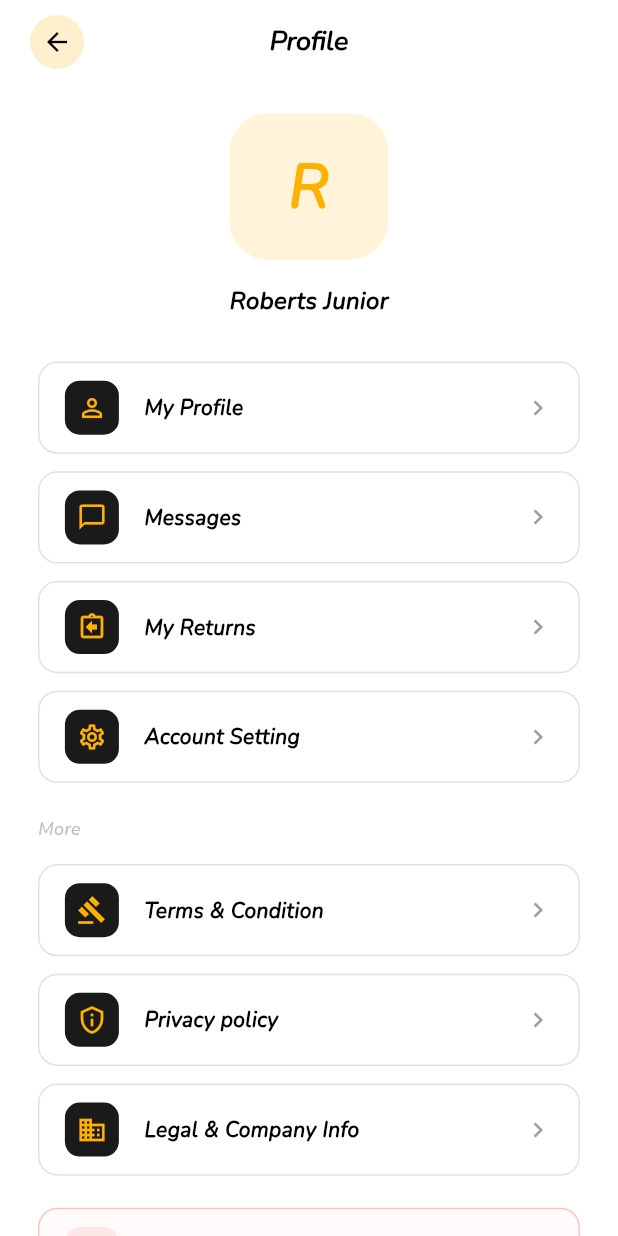
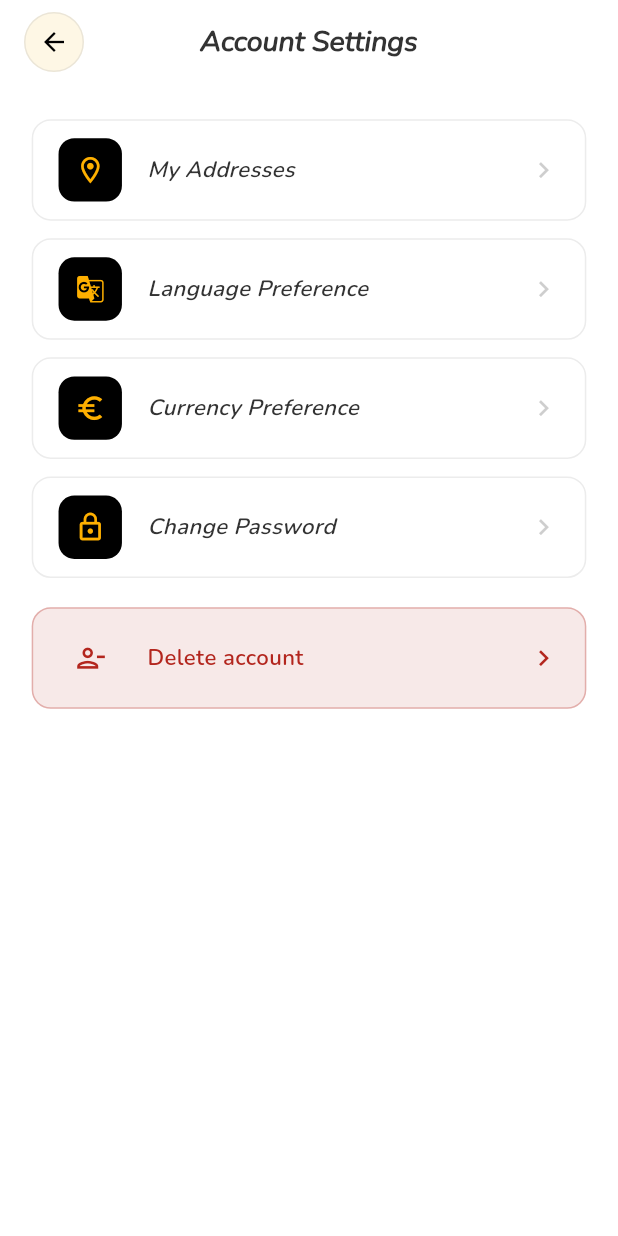
Before and after one commit to learnwithmotaleb/bestkits, a Flutter app: the ProfileScreen screen opened directly, after a tap on "Account Setting", on a phone screen of 412 x 824 dp. Run offline on Flutter 3.47's test engine with Material 3 defaults, Android fonts, the phone set to English and light mode, and no system bars; our stand-ins replace device_preview, flutter_native_splash, flutter_rating_bar, flutter_svg, get, hive and 6 more; accounts and stored records are empty.

Commit message:
Authentication Part Completed splash, login, register, forget, onboard,otp verified, set new password, account block, buttonNav working, check out, completed all with out profile sections, Working profile sections

```diff
--- a/lib/core/routes/route_path.dart
+++ b/lib/core/routes/route_path.dart
@@ -17,6 +17,11 @@ class RoutePath {
   static const String myReturn = '/MyReturnScreen';
   static const String message = '/MessageScreen';
   static const String chat = '/ChatScreen';
+  static const String myProfile = '/MyProfileScreen';
+  static const String updateProfile = '/UpdateProfileController';
+  static const String accountSetting = '/AccountSettingScreen';
+
+
 
 
 
--- a/lib/core/routes/routes.dart
+++ b/lib/core/routes/routes.dart
@@ -1,6 +1,7 @@
 
 
 import 'package:bestkits/core/routes/route_path.dart';
+import 'package:bestkits/presentation/account_setting/screen/account_setting_screen.dart';
 import 'package:bestkits/presentation/auth/account_block/controller/account_block_controller.dart';
 import 'package:bestkits/presentation/auth/account_block/screen/account_block_screen.dart';
 import 'package:bestkits/presentation/auth/login/controller/login_controller.dart';
@@ -19,10 +20,14 @@ import 'package:bestkits/presentation/message/controller/message_controller.dart
 import 'package:bestkits/presentation/message/page/chat/chat_controller/chat_controller.dart';
 import 'package:bestkits/presentation/message/page/chat/chat_screen/chat_screen.dart';
 import 'package:bestkits/presentation/message/screen/message_screen.dart';
+import 'package:bestkits/presentation/my_profile/controller/my_profile_controller.dart';
+import 'package:bestkits/presentation/my_profile/screen/my_profile_screen.dart';
 import 'package:bestkits/presentation/my_return/controller/my_return_controller.dart';
 import 'package:bestkits/presentation/my_return/screen/my_return_screen.dart';
 import 'package:bestkits/presentation/product_details/controller/product_details_controller.dart';
 import 'package:bestkits/presentation/product_details/screen/product_details_screen.dart';
+import 'package:bestkits/presentation/update_profile/controller/update_profile_controller.dart';
+import 'package:bestkits/presentation/update_profile/screen/update_profile_screen.dart';
 import 'package:get/get_core/src/get_main.dart';
 import 'package:get/get_instance/src/bindings_interface.dart';
 import 'package:get/get_instance/src/extension_instance.dart';
@@ -34,6 +39,7 @@ import 'package:bestkits/presentation/onboard/controller/onboard_controller.dart
 import 'package:bestkits/presentation/auth/forgot_password/screen/forgot_password_screen.dart';
 import 'package:bestkits/presentation/auth/forgot_password/controller/forgot_password_controller.dart';
 
+import '../../presentation/account_setting/controller/account_setting_controller.dart';
 import '../../presentation/splash/controller/splash_controller.dart';
 import '../../presentation/splash/screen/splash_screen.dart';
 
@@ -182,6 +188,35 @@ class AppRouter {
     ),
 
 
+    GetPage(
+      name: RoutePath.myProfile,
+      page: () => const MyProfileScreen(),
+      transition: Transition.rightToLeft,
+      binding: BindingsBuilder(() {
+        Get.put(MyProfileController());
+      }),
+    ),
+
+
+    GetPage(
+      name: RoutePath.updateProfile,
+      page: () => const UpdateProfileScreen(),
+      transition: Transition.rightToLeft,
+      binding: BindingsBuilder(() {
+        Get.put(UpdateProfileController());
+      }),
+    ),
+
+
+    GetPage(
+      name: RoutePath.accountSetting,
+      page: () => const AccountSettingScreen(),
+      transition: Transition.rightToLeft,
+      binding: BindingsBuilder(() {
+        Get.put(AccountSettingController());
+      }),
+    ),
+
 
 
 
--- /dev/null
+++ b/lib/presentation/account_setting/controller/account_setting_controller.dart
@@ -0,0 +1,17 @@
+import 'package:get/get.dart';
+
+import '../../../widget/app_alert.dart';
+
+class AccountSettingController extends GetxController {
+
+  void confirmDeleteAccount() {
+    AppAlerts.delete(
+      title: "Delete Account",
+      message: "Are you sure you want to delete your account? This action cannot be undone and all your data will be permanently removed.",
+      onDelete: () {
+        // Handle account deletion logic here
+        AppAlerts.success(message: "Account deleted successfully");
+      },
+    );
+  }
+}
--- /dev/null
+++ b/lib/presentation/account_setting/screen/account_setting_screen.dart
@@ -0,0 +1,93 @@
+import 'package:flutter/material.dart';
+import 'package:get/get.dart';
+
+import '../../../core/responsive_layout/dimensions.dart';
+import '../../../utils/app_colors/app_colors.dart';
+import '../../../utils/app_text_style/app_text_style.dart';
+import '../controller/account_setting_controller.dart';
+import '../widget/account_setting_tile.dart';
+
+class AccountSettingScreen extends GetView<AccountSettingController> {
+  const AccountSettingScreen({super.key});
+
+  @override
+  Widget build(BuildContext context) {
+    Get.put(AccountSettingController());
+
+    return Scaffold(
+      backgroundColor: AppColors.backgroundColor,
+      appBar: AppBar(
+        backgroundColor: Colors.transparent,
+        elevation: 0,
+        centerTitle: true,
+        leading: Padding(
+          padding: const EdgeInsets.only(left: 16.0, top: 8.0, bottom: 8.0),
+          child: Container(
+            decoration: BoxDecoration(
+              color: AppColors.navBarColor,
+              shape: BoxShape.circle,
+              border: Border.all(color: AppColors.greyColor.withOpacity(0.2)),
+            ),
+            child: IconButton(
+              icon: const Icon(Icons.arrow_back, color: AppColors.blackColor, size: 20),
+              onPressed: () => Get.back(),
+              padding: EdgeInsets.zero,
+            ),
+          ),
+        ),
+        title: Text(
+          "Account Settings",
+          style: AppTextStyles.h3.copyWith(
+            fontWeight: FontWeight.w700,
+            fontStyle: FontStyle.italic,
+            color: AppColors.darkGreyColor,
+          ),
+        ),
+      ),
+      body: SingleChildScrollView(
+        padding: Dimensions.pSym(h: 20, v: 24),
+        child: Column(
+          children: [
+            AccountSettingTile(
+              title: "My Addresses",
+              icon: Icons.location_on_outlined,
+              onTap: () {
+                // Navigate to My Addresses
+              },
+            ),
+            AccountSettingTile(
+              title: "Language Preference",
+              icon: Icons.g_translate_outlined,
+              onTap: () {
+                // Navigate to Language Preference
+              },
+            ),
+            AccountSettingTile(
+              title: "Currency Preference",
+              icon: Icons.euro_symbol_outlined,
+              onTap: () {
+                // Navigate to Currency Preference
+              },
+            ),
+            AccountSettingTile(
+              title: "Change Password",
+              icon: Icons.lock_outline,
+              onTap: () {
+                // Navigate to Change Password
+              },
+            ),
+            SizedBox(height: Dimensions.h(8)),
+            AccountSettingTile(
+              title: "Delete account",
+              icon: Icons.person_remove_outlined,
+              isDestructive: true,
+              onTap: () {
+                controller.confirmDeleteAccount();
+              },
+            ),
+          ],
+        ),
+      ),
+    );
+  }
+}
--- /dev/null
+++ b/lib/presentation/account_setting/widget/account_setting_tile.dart
@@ -0,0 +1,87 @@
+import 'package:flutter/material.dart';
+
+import '../../../../core/responsive_layout/dimensions.dart';
+import '../../../../utils/app_colors/app_colors.dart';
+import '../../../../utils/app_text_style/app_text_style.dart';
+
+class AccountSettingTile extends StatelessWidget {
+  final String title;
+  final IconData icon;
+  final VoidCallback onTap;
+  final bool isDestructive;
+
+  const AccountSettingTile({
+    super.key,
+    required this.title,
+    required this.icon,
+    required this.onTap,
+    this.isDestructive = false,
+  });
+
+  @override
+  Widget build(BuildContext context) {
+    return GestureDetector(
+      onTap: onTap,
+      child: Container(
+        margin: EdgeInsets.only(bottom: Dimensions.h(12)),
+        padding: Dimensions.pSym(h: 16, v: 12),
+        decoration: BoxDecoration(
+          color: isDestructive ? AppColors.redColor.withOpacity(0.1) : AppColors.whiteColor,
+          borderRadius: BorderRadius.circular(Dimensions.r(12)),
+          border: Border.all(
+            color: isDestructive
+                ? AppColors.redColor.withOpacity(0.3)
+                : AppColors.greyColor.withOpacity(0.2),
+          ),
+        ),
+        child: Row(
+          children: [
+            if (!isDestructive)
+              Container(
+                width: Dimensions.rs(40),
+                height: Dimensions.rs(40),
+                decoration: BoxDecoration(
+                  color: AppColors.blackColor,
+                  borderRadius: BorderRadius.circular(Dimensions.r(10)),
+                ),
+                alignment: Alignment.center,
+                child: Icon(
+                  icon,
+                  color: AppColors.primaryColor,
+                  size: Dimensions.rs(20),
+                ),
+              )
+            else
+              Container(
+                width: Dimensions.rs(40),
+                height: Dimensions.rs(40),
+                alignment: Alignment.center,
+                child: Icon(
+                  icon,
+                  color: AppColors.redColor,
+                  size: Dimensions.rs(20),
+                ),
+              ),
+            SizedBox(width: Dimensions.w(16)),
+            Expanded(
+              child: Text(
+                title,
+                style: AppTextStyles.body.copyWith(
+                  fontStyle: isDestructive ? FontStyle.normal : FontStyle.italic,
+                  fontWeight: FontWeight.w600,
+                  color: isDestructive ? AppColors.redColor : AppColors.darkGreyColor,
+                  fontSize: Dimensions.fs(14),
+                ),
+              ),
+            ),
+            Icon(
+              Icons.chevron_right,
+              color: isDestructive ? AppColors.redColor : AppColors.greyColor.withOpacity(0.5),
+              size: Dimensions.rs(20),
+            ),
+          ],
+        ),
+      ),
+    );
+  }
+}
--- a/lib/presentation/bottom_nav/page/order/widget/order_details_view.dart
+++ b/lib/presentation/bottom_nav/page/order/widget/order_details_view.dart
@@ -8,7 +8,7 @@ import '../controller/order_controller.dart';
 import '../../../../../widget/app_button.dart';
 import '../../../../../widget/app_bottom_sheet.dart';
 import '../../../../../widget/app_text_field.dart';
-import '../../../../../widget/confirmataion_alert.dart';
+import '../../../../../widget/app_alert.dart';
 import 'package:flutter_rating_bar/flutter_rating_bar.dart';
 import 'dart:io';
 
--- a/lib/presentation/bottom_nav/page/profile/controller/profile_controller.dart
+++ b/lib/presentation/bottom_nav/page/profile/controller/profile_controller.dart
@@ -1,5 +1,5 @@
 import 'package:get/get.dart';
-import '../../../../../widget/confirmataion_alert.dart';
+import '../../../../../widget/app_alert.dart';
 
 class ProfileController extends GetxController {
 
--- a/lib/presentation/bottom_nav/page/profile/screen/profile_screen.dart
+++ b/lib/presentation/bottom_nav/page/profile/screen/profile_screen.dart
@@ -1,3 +1,4 @@
+import 'package:bestkits/core/routes/route_path.dart';
 import 'package:flutter/material.dart';
 import 'package:get/get.dart';
 import '../../../../../core/responsive_layout/dimensions.dart';
@@ -33,6 +34,7 @@ class _ProfileScreenState extends State<ProfileScreen> {
               decoration: BoxDecoration(
                 color: AppColors.primaryColor.withOpacity(0.2),
                 shape: BoxShape.circle,
+
               ),
               child: const Icon(Icons.arrow_back, color: AppColors.blackColor, size: 20),
             ),
@@ -58,7 +60,9 @@ class _ProfileScreenState extends State<ProfileScreen> {
             ProfileMenuItem(
               icon: Icons.person_outline,
               label: 'My Profile',
-              onTap: () {},
+              onTap: () {
+                Get.toNamed(RoutePath.myProfile);
+              },
             ),
             ProfileMenuItem(
               icon: Icons.chat_bubble_outline,
@@ -73,7 +77,9 @@ class _ProfileScreenState extends State<ProfileScreen> {
             ProfileMenuItem(
               icon: Icons.settings_outlined,
               label: 'Account Setting',
-              onTap: () {},
+              onTap: () {
+                Get.toNamed(RoutePath.accountSetting);
+              },
             ),
             SizedBox(height: Dimensions.h(10)),
             Align(
@@ -127,6 +133,7 @@ class _ProfileScreenState extends State<ProfileScreen> {
           decoration: BoxDecoration(
             color: AppColors.primaryColor.withOpacity(0.15),
             borderRadius: BorderRadius.circular(Dimensions.r(24)),
+              border: Border.all(color: AppColors.greyColor.withOpacity(0.5), width: 1)
           ),
           alignment: Alignment.center,
           child: const Text(
--- a/lib/presentation/message/page/chat/chat_screen/chat_screen.dart
+++ b/lib/presentation/message/page/chat/chat_screen/chat_screen.dart
@@ -8,7 +8,7 @@ import '../../../../../../core/responsive_layout/dimensions.dart';
 import '../../../../../../utils/app_colors/app_colors.dart';
 import '../../../../../../widget/app_button.dart';
 import '../../../../../../widget/app_bottom_sheet.dart';
-import '../../../../../../widget/confirmataion_alert.dart';
+import '../../../../../../widget/app_alert.dart';
 import '../chat_controller/chat_controller.dart';
 
 class ChatScreen extends StatefulWidget {
--- /dev/null
+++ b/lib/presentation/my_profile/controller/my_profile_controller.dart
@@ -0,0 +1,16 @@
+import 'package:flutter/material.dart';
+import 'package:get/get.dart';
+
+class MyProfileController extends GetxController {
+  final TextEditingController nameController = TextEditingController(text: 'Roberts Junior');
+  final TextEditingController emailController = TextEditingController(text: 'robert@canaletto.com');
+  final TextEditingController phoneController = TextEditingController(text: '+1 (212) 555-0148');
+
+  @override
+  void onClose() {
+    nameController.dispose();
+    emailController.dispose();
+    phoneController.dispose();
+    super.onClose();
+  }
+}
```
Also changed, not shown: lib/presentation/my_profile/screen/my_profile_screen.dart (added, +123 -0 lines), lib/presentation/update_profile/controller/update_profile_controller.dart (added, +44 -0 lines), lib/presentation/update_profile/screen/update_profile_screen.dart (added, +174 -0 lines), lib/widget/app_alert.dart (renamed from lib/widget/confirmataion_alert.dart).
